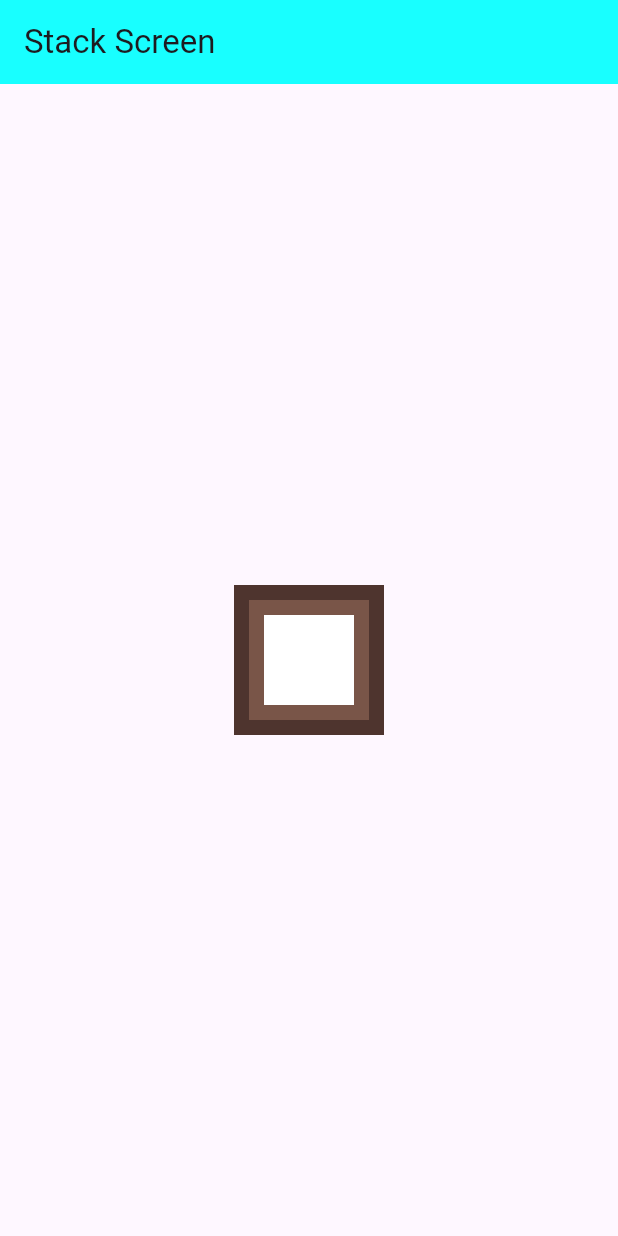
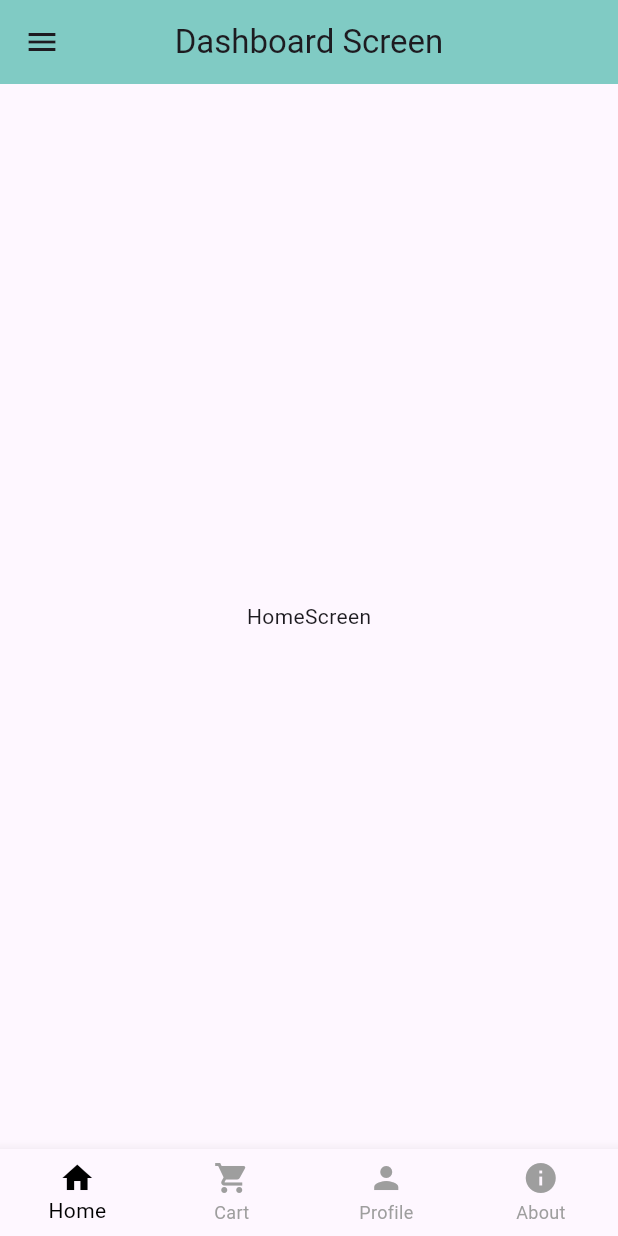
Before and after one commit to Ashura2003/assignment_1, a Flutter app: the screen it shows after launch, on a phone screen of 412 x 824 dp. Run offline on Flutter 3.47's test engine with Material 3 defaults, Android fonts, the phone set to English and light mode, and no system bars.

Commit message:
created bottom navigation

```diff
--- a/lib/app/app.dart
+++ b/lib/app/app.dart
@@ -1,4 +1,4 @@
-import 'package:assignment_1/screen/stack_screen.dart';
+import 'package:assignment_1/screen/bottom_screen/dashboard_screen.dart';
 import 'package:flutter/material.dart';
 
 class App extends StatelessWidget {
@@ -7,7 +7,8 @@ class App extends StatelessWidget {
   @override
   Widget build(BuildContext context) {
     return const MaterialApp(
-      home: StackScreen(),
+      home: DashboardScreen(),
+      debugShowCheckedModeBanner: false,
     );
   }
 }
--- /dev/null
+++ b/lib/screen/bottom_screen/dashboard_screen.dart
@@ -0,0 +1,72 @@
+import 'package:assignment_1/screen/bottom_screen/about_screen.dart';
+import 'package:assignment_1/screen/bottom_screen/cart_screen.dart';
+import 'package:assignment_1/screen/bottom_screen/home_screen.dart';
+import 'package:assignment_1/screen/bottom_screen/profile_screen.dart';
+import 'package:flutter/material.dart';
+
+class DashboardScreen extends StatefulWidget {
+  const DashboardScreen({super.key});
+
+  @override
+  State<DashboardScreen> createState() => _DashboardScreenState();
+}
+
+class _DashboardScreenState extends State<DashboardScreen> {
+  int selectedIndex = 0;
+
+  List<Widget> lstBottomScreen = [
+    const HomeScreen(),
+    const CartScreen(),
+    const ProfileScreen(),
+    const AboutScreen(),
+  ];
+
+  @override
+  Widget build(BuildContext context) {
+    return Scaffold(
+      appBar: AppBar(
+        leading: IconButton(
+          icon: const Icon(Icons.menu),
+          onPressed: () {},
+        ),
+        title: const Text(
+          "Dashboard Screen",
+        ),
+        backgroundColor: Colors.teal[200],
+        centerTitle: true,
+        elevation: 0,
+      ),
+      body: lstBottomScreen[selectedIndex],
+      bottomNavigationBar: BottomNavigationBar(
+        type: BottomNavigationBarType.fixed,
+        items: const [
+          BottomNavigationBarItem(
+            icon: Icon(Icons.home),
+            label: 'Home',
+          ),
+          BottomNavigationBarItem(
+            icon: Icon(Icons.shopping_cart),
+            label: 'Cart',
+          ),
+          BottomNavigationBarItem(
+            icon: Icon(Icons.person),
+            label: 'Profile',
+          ),
+          BottomNavigationBarItem(
+            icon: Icon(Icons.info),
+            label: 'About',
+          ),
+        ],
+        // backgroundColor: Colors.teal[200],
+        selectedItemColor: Colors.black,
+        unselectedItemColor: Colors.grey,
+        currentIndex: selectedIndex,
+        onTap: (index) {
+          setState(() {
+            selectedIndex = index;
+          });
+        },
+      ),
+    );
+  }
+}
--- /dev/null
+++ b/lib/screen/bottom_screen/home_screen.dart
@@ -0,0 +1,17 @@
+import 'package:flutter/material.dart';
+
+// SubScreen
+class HomeScreen extends StatelessWidget {
+  const HomeScreen({super.key});
+
+  @override
+  Widget build(BuildContext context) {
+    return const SizedBox.expand(
+      child: Center(
+        child: Text(
+          "HomeScreen",
+        ),
+      ),
+    );
+  }
+}
```
Also changed, not shown: lib/model/item_model.dart (added, +11 -0 lines), lib/screen/bottom_screen/about_screen.dart (added, +15 -0 lines), lib/screen/bottom_screen/cart_screen.dart (added, +174 -0 lines), lib/screen/bottom_screen/profile_screen.dart (added, +16 -0 lines), lib/screen/data_table_screen.dart (added, +22 -0 lines).
